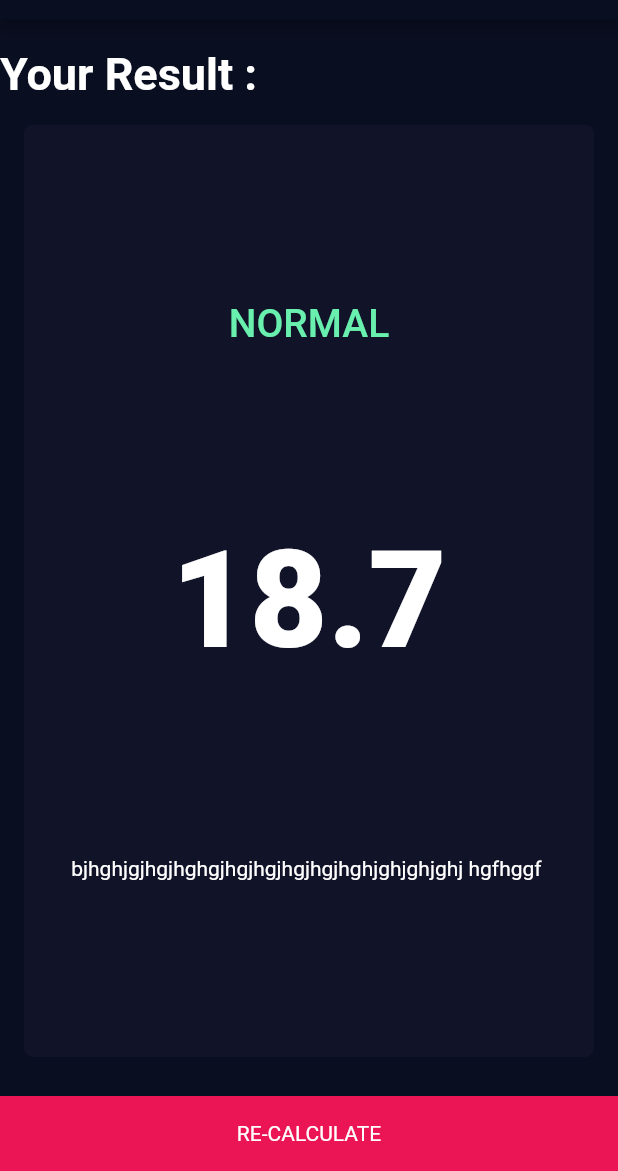
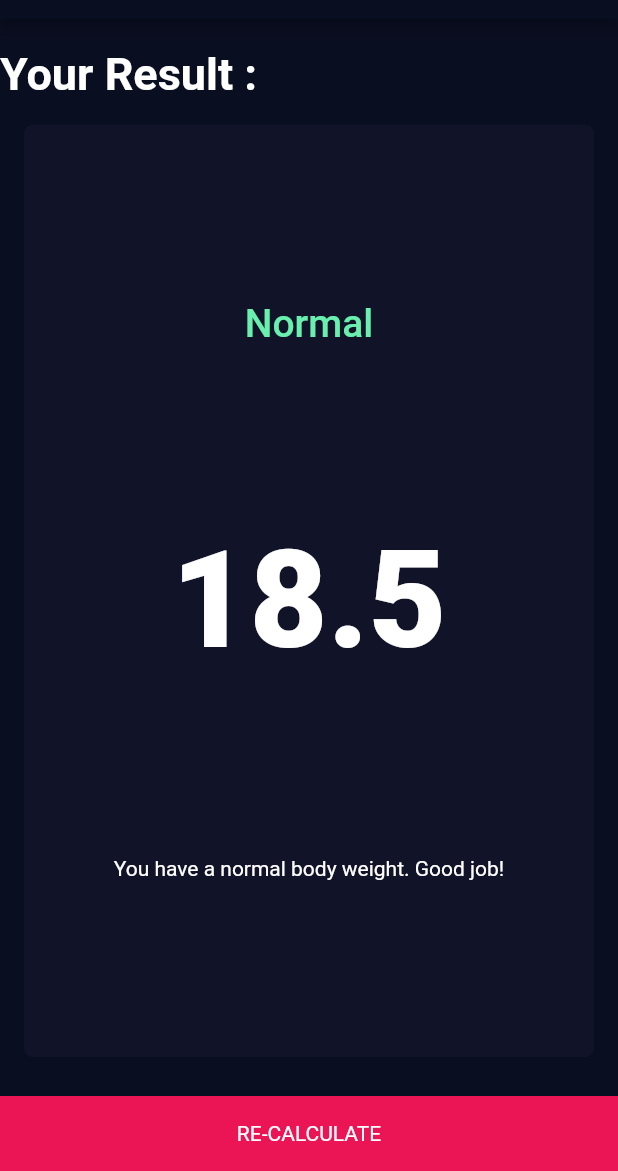
Before and after one commit to AnkushSinghGandhi/bmi-calculator-flutter, a Flutter app: the screen it shows after launch, after a tap on "CALCULATE YOUR BMI", on a phone screen of 412 x 824 dp, the part 65-1236 px from its top. Run offline on Flutter 3.47's test engine with Material 2 defaults, Android fonts, the phone set to English and light mode, and no system bars; our stand-ins replace font_awesome_flutter.

Commit message:
adding functionality

```diff
--- /dev/null
+++ b/lib/calculator_brain.dart
@@ -0,0 +1,35 @@
+import 'dart:math';
+
+class CalculatorBrain {
+  CalculatorBrain({required this.height, required this.weight});
+
+  final int height;
+  final int weight;
+
+  double _bmi = 0;
+
+  String calculateBMI() {
+    _bmi = weight / pow(height / 100, 2);
+    return _bmi.toStringAsFixed(1);
+  }
+
+  String getResult() {
+    if (_bmi >= 25) {
+      return 'Overweight';
+    } else if (_bmi > 18.5) {
+      return 'Normal';
+    } else {
+      return 'Underweight';
+    }
+  }
+
+  String getInterpretation() {
+    if (_bmi >= 25) {
+      return 'You have a higher than normal body weight. Try to exercise more.';
+    } else if (_bmi >= 18.5) {
+      return 'You have a normal body weight. Good job!';
+    } else {
+      return 'You have a lower than normal body weight. You can eat a bit more.';
+    }
+  }
+}
--- a/lib/input_page.dart
+++ b/lib/input_page.dart
@@ -6,6 +6,7 @@ import 'constants.dart';
 import 'result_page.dart';
 import 'round_icon_button.dart';
 import 'bottom_container_widget.dart';
+import 'calculator_brain.dart';
 
 enum Gender { male, female }
 
@@ -207,9 +208,20 @@ class _InputPageState extends State<InputPage> {
             BottomContainerWidget(
               buttontitle: 'CALCULATE YOUR BMI',
               ontap: (){
-                Navigator.push(context, MaterialPageRoute(builder: (context) => ResultsPage()));
+                CalculatorBrain calc =
+                  CalculatorBrain(height: height, weight: weight);
+                Navigator.push(
+                context,
+                  MaterialPageRoute(
+                    builder: (context) => ResultsPage(
+                          bmiResult: calc.calculateBMI(),
+                          resultText: calc.getResult(),
+                          interpretation: calc.getInterpretation(),
+                        ),
+                  ),
+                );
               },
-               )
+            )
           ],
         ));
   }
--- a/lib/result_page.dart
+++ b/lib/result_page.dart
@@ -5,6 +5,18 @@ import 'input_page.dart';
 import 'bottom_container_widget.dart';
 
 class ResultsPage extends StatelessWidget {
+
+  ResultsPage(
+    {
+    required this.interpretation,
+    required this.bmiResult,
+    required this.resultText
+    });
+
+  final String bmiResult;
+  final String resultText;
+  final String interpretation;
+
   @override
   Widget build(BuildContext context) {
     return Scaffold(
@@ -33,15 +45,15 @@ class ResultsPage extends StatelessWidget {
                 crossAxisAlignment: CrossAxisAlignment.center,
                 children: [
                   Text(
-                    'NORMAL',
+                    resultText,
                     style: kWeightStyle,
                   ),
                   Text(
-                    '18.7',
+                    bmiResult,
                     style: kResultStyle,
                   ),
                   Text(
-                    'bjhghjgjhgjhghgjhgjhgjhgjhgjhghjghjghjghj hgfhggf '
+                    interpretation,
                   )
                 ],
               ),
```
